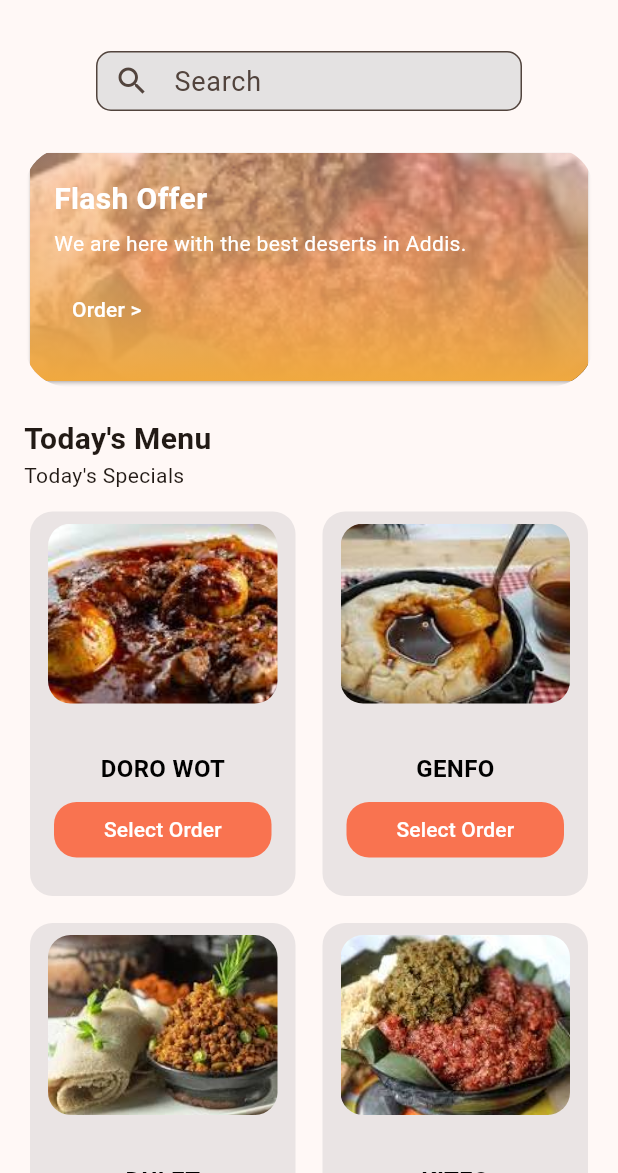
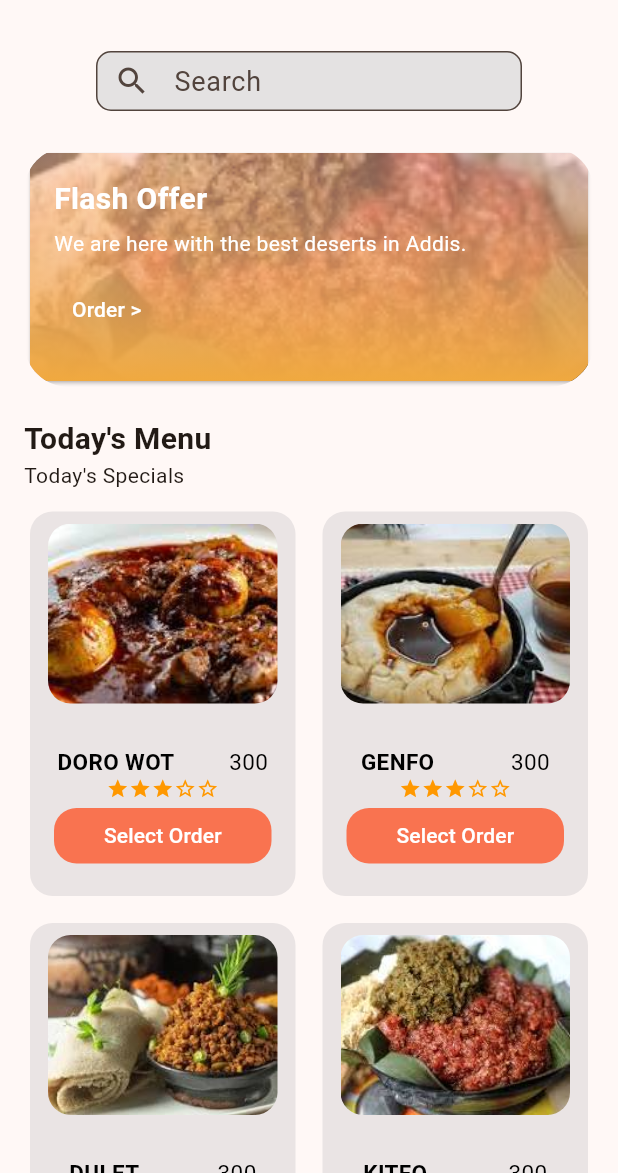
Before and after one commit to Lemidinku/flutter-2024-proj, a Flutter app: the HomePage screen opened directly, on a phone screen of 412 x 824 dp, the part 63-1236 px from its top. Run offline on Flutter 3.47's test engine with Material 3 defaults, Android fonts, the phone set to English and light mode, and no system bars; our stand-ins replace flutter_rating_bar, google_fonts.

Commit message:
Added rating_stars and typo fixes

```diff
--- a/restaurant/lib/home.dart
+++ b/restaurant/lib/home.dart
@@ -1,5 +1,6 @@
 import 'package:flutter/material.dart';
 import 'package:restaurant/detail.dart';
+import 'package:restaurant/rating_stars.dart';
 
 void main() {
   runApp(const MyApp());
@@ -371,15 +372,31 @@ class _RestaurantHomePageState extends State<HomePage> {
             child: Column(
               mainAxisAlignment: MainAxisAlignment.center,
               children: [
+                Row(
+                  mainAxisAlignment: MainAxisAlignment.spaceAround,
+                  children: [
                     Text(
                       title,
                       style: const TextStyle(
-                    fontSize: 16,
+                        fontSize: 15,
                         fontWeight: FontWeight.bold,
                         color: Colors.black,
                       ),
                     ),
-                const SizedBox(height: 5),
+                    Text(
+                      price,
+                      style: const TextStyle(
+                        fontSize: 15,
+                        color: Colors.black,
+                      ),
+                    ),
+                  ],
+                ),
+                // const SizedBox(height: 5),
+                const RatingStars(
+                  rating: 3,
+                  size: 15.0,
+                ),
                 Padding(
                   padding: const EdgeInsets.symmetric(horizontal: 16.0),
                   child: ElevatedButton(
--- a/restaurant/lib/main.dart
+++ b/restaurant/lib/main.dart
@@ -1,5 +1,4 @@
 import 'package:flutter/material.dart';
-import 'package:restaurant/admin/dashbord.dart';
 import 'package:restaurant/bottom_nav.dart';
 import 'package:restaurant/welcome-screen.dart';
 
--- /dev/null
+++ b/restaurant/lib/rating_stars.dart
@@ -0,0 +1,29 @@
+import 'package:flutter/material.dart';
+
+class RatingStars extends StatelessWidget {
+  final int rating;
+  final Color color;
+  final double size;
+
+  const RatingStars(
+      {super.key, this.rating = 0, this.color = Colors.orange, this.size = 30});
+
+  @override
+  Widget build(BuildContext context) {
+    List<Widget> stars = [];
+    for (int i = 0; i < 5; i++) {
+      IconData starIcon = i >= rating ? Icons.star_border : Icons.star;
+      stars.add(
+        Icon(
+          starIcon,
+          color: color,
+          size: size,
+        ),
+      );
+    }
+    return Row(
+      mainAxisAlignment: MainAxisAlignment.center,
+      children: stars,
+    );
+  }
+}
--- a/restaurant/lib/selectedorder.dart
+++ b/restaurant/lib/selectedorder.dart
@@ -25,7 +25,7 @@ class _SelectedOrderPageState extends State<SelectedOrderPage> {
   List<SelectedFoodItem> selectedFoods = [
     SelectedFoodItem(
       name: 'Pizza',
-      image: 'assets/pizza.jpg',
+      image: 'assets/Pizza.jpg',
       price: 10.0,
       quantity: 2,
     ),
```
Also changed, not shown: restaurant/lib/order_now.dart (+18 -13 lines). Lines whose indentation alone changed are shown as unchanged.
